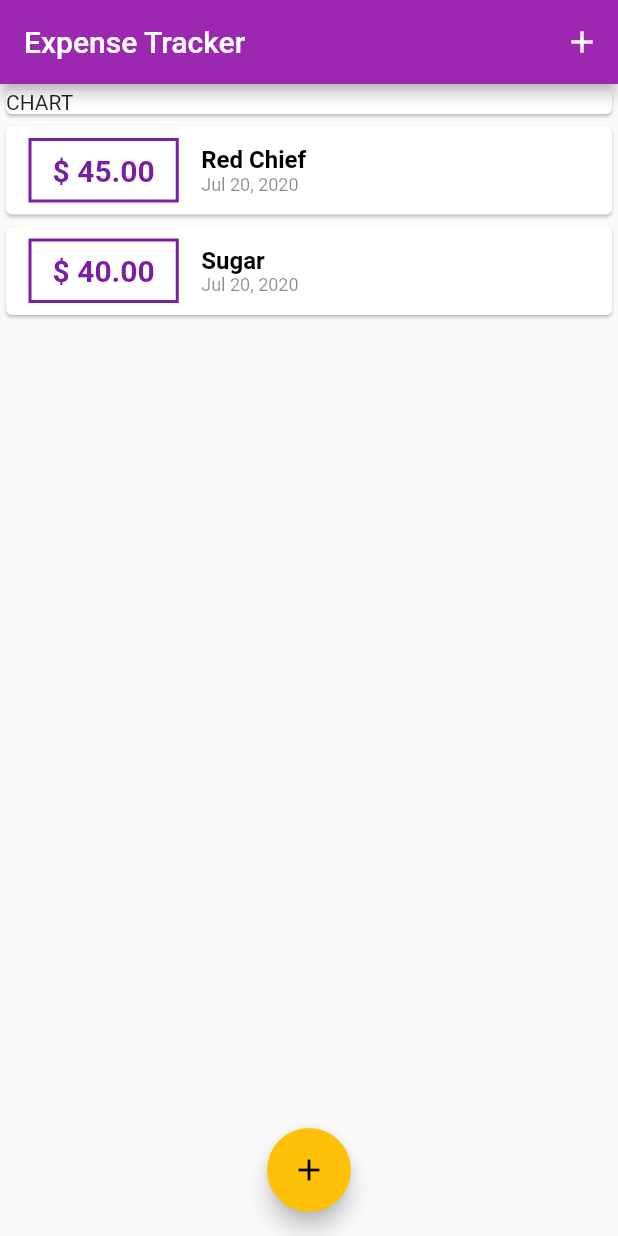
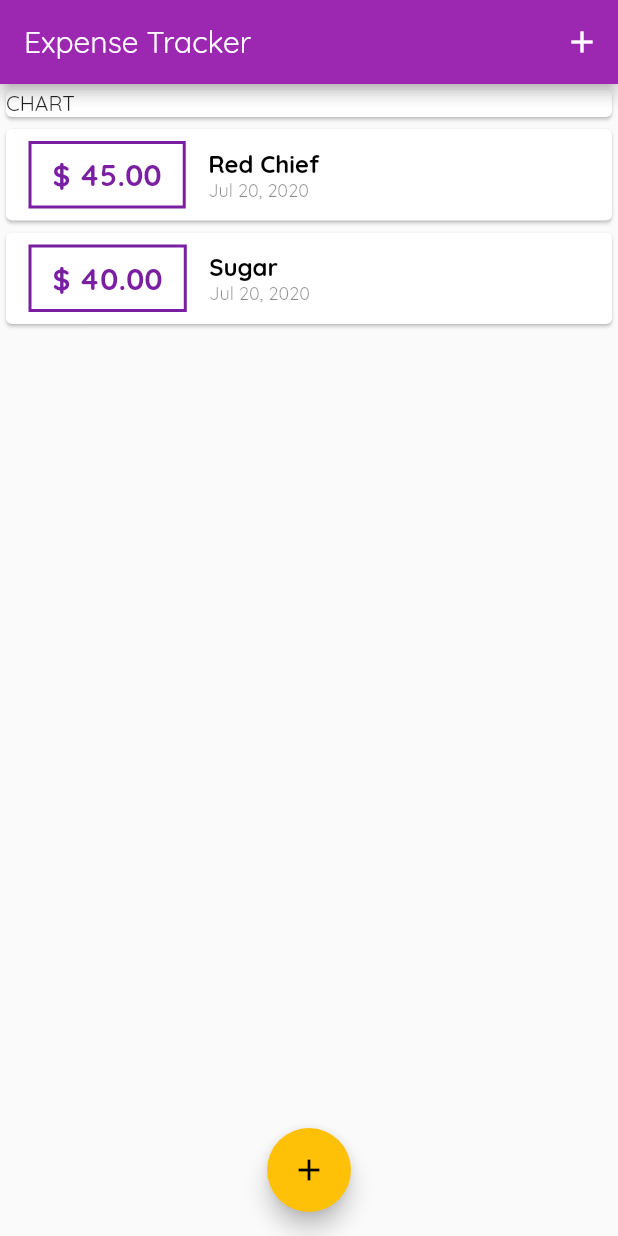
Before and after one commit to kotdroidZero/expense_tracker, a Flutter app: the screen it shows after launch, on a phone screen of 412 x 824 dp. Run offline on Flutter 3.47's test engine with Material 2 defaults, Android fonts, the light colour scheme and no system bars.

Commit message:
adding fonts

```diff
--- a/lib/main.dart
+++ b/lib/main.dart
@@ -15,8 +15,8 @@ class MyApp extends StatelessWidget {
       theme: ThemeData(
         primarySwatch: Colors.purple,
         accentColor: Colors.amber,
-
-      ),
+        fontFamily: 'Quicksand',
+      ), // Setting global font
     );
   }
 }
```
Also changed, not shown: pubspec.yaml (+11 -11 lines), assets/fonts/OpenSans-Bold.ttf (added), assets/fonts/OpenSans-Regular.ttf (added), assets/fonts/Quicksand-Bold.ttf (added), assets/fonts/Quicksand-Light.ttf (added), assets/fonts/Quicksand-Medium.ttf (added), assets/fonts/Quicksand-Regular.ttf (added).
